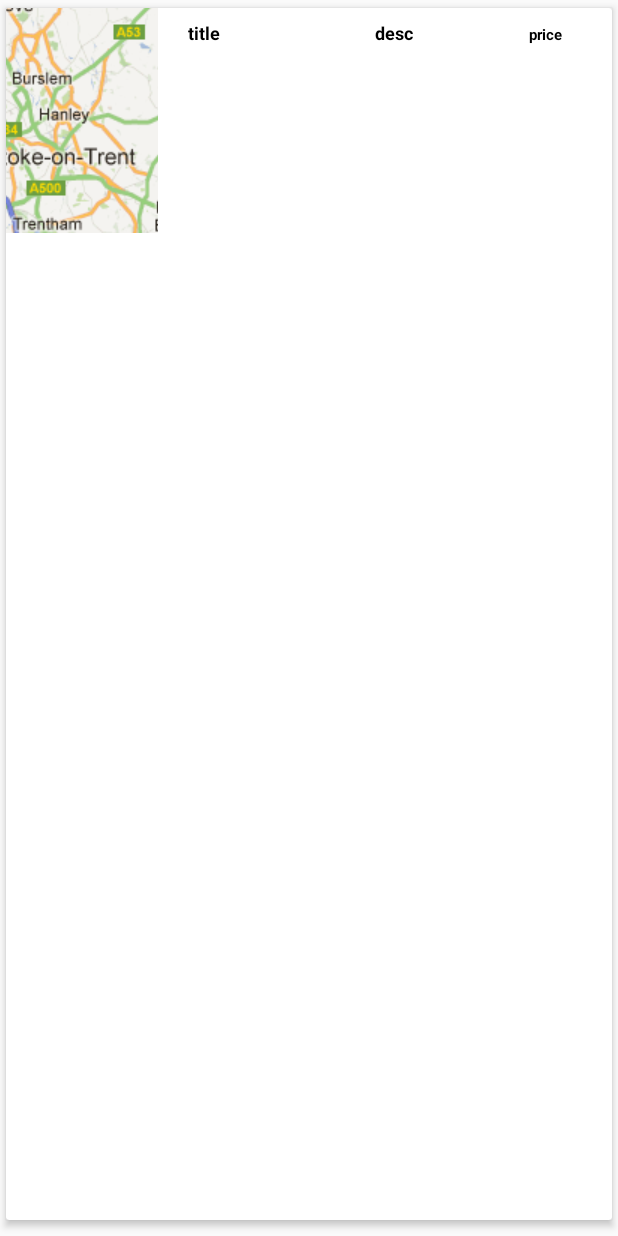
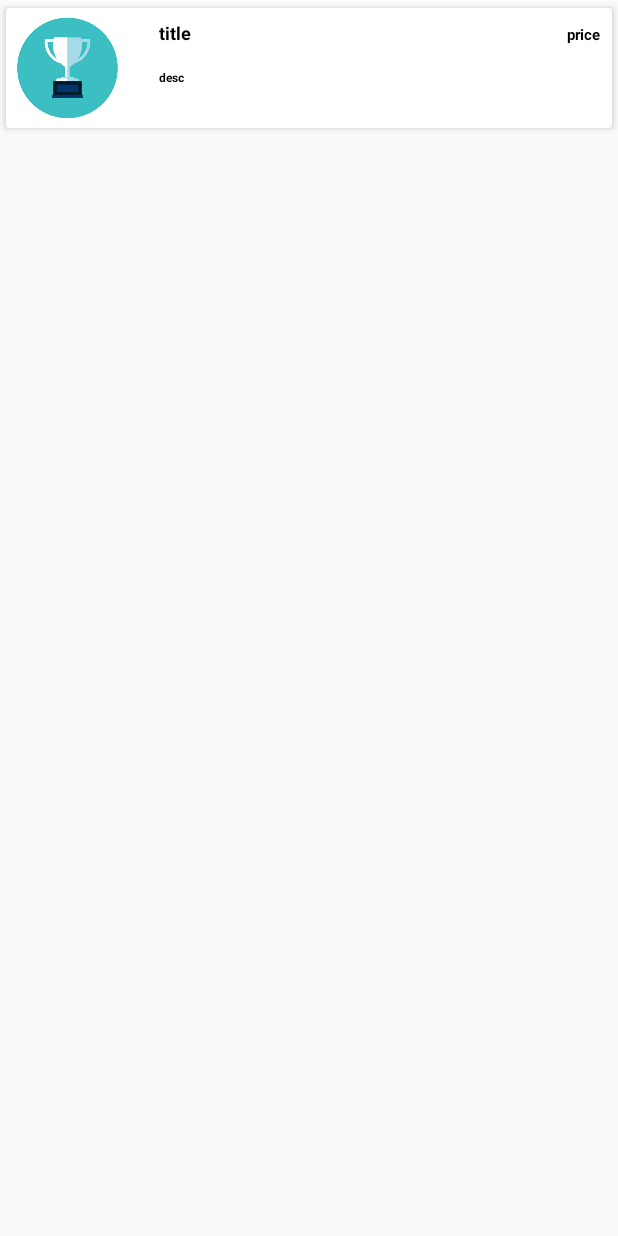
Before and after one commit to GamesB2/StokeWayfinder, an Android app: the layout list_row.xml on its own in the app's theme, with its tools: preview values and no code run, on a phone screen of 412 x 824 dp. Run offline under Robolectric (Android 15) with nearby library versions, the phone set to English and light mode, and no system bars.

Commit message:
New shop layout

```diff
--- a/app/src/main/java/com/example/w028006g/regnlogin/helper/Ticket.java
+++ b/app/src/main/java/com/example/w028006g/regnlogin/helper/Ticket.java
@@ -110,7 +110,7 @@ public class Ticket {
         {
 
             DecimalFormat df = new DecimalFormat("#.00");
-            p = "£" + df.format(price);
+            p = df.format(price) + " pts";
 
         }
         return p;
--- a/app/src/main/res/layout/list_row.xml
+++ b/app/src/main/res/layout/list_row.xml
@@ -1,6 +1,5 @@
 <?xml version="1.0" encoding="utf-8"?>
-<android.support.v7.widget.CardView
-    xmlns:android="http://schemas.android.com/apk/res/android"
+<android.support.v7.widget.CardView xmlns:android="http://schemas.android.com/apk/res/android"
     xmlns:cardview="http://schemas.android.com/apk/res-auto"
     android:layout_width="match_parent"
     android:layout_height="wrap_content"
@@ -10,23 +9,34 @@
     cardview:cardUseCompatPadding="true">
 
     <RelativeLayout
-        android:id="@+id/parentView"
         android:layout_width="match_parent"
-        android:layout_height="wrap_content">
+        android:layout_height="match_parent">
 
         <LinearLayout
             android:layout_width="match_parent"
-            android:layout_height="match_parent"
+            android:layout_height="wrap_content"
+            android:layout_weight="1"
             android:orientation="horizontal">
 
             <ImageView
                 android:id="@+id/thumbnail"
+                android:layout_width="82dp"
+                android:layout_height="80dp"
+                android:cropToPadding="false"
+                android:scaleType="fitCenter"
+                android:src="@drawable/cup" />
+
+            <LinearLayout
                 android:layout_width="match_parent"
-                android:layout_height="150dp"
-                android:layout_alignParentTop="true"
+                android:layout_height="wrap_content"
                 android:layout_weight="1"
-                android:scaleType="center"
-                android:src="@drawable/defaultevent" />
+                android:orientation="vertical">
+
+                <LinearLayout
+                    android:layout_width="match_parent"
+                    android:layout_height="wrap_content"
+                    android:layout_weight="1"
+                    android:orientation="horizontal">
 
                     <TextView
                         android:id="@+id/title"
@@ -45,6 +55,23 @@
                         android:textStyle="bold" />
 
                     <TextView
+                        android:id="@+id/tPrice"
+                        android:layout_width="match_parent"
+                        android:layout_height="wrap_content"
+                        android:layout_centerVertical="true"
+                        android:layout_marginLeft="12dp"
+                        android:layout_weight="1"
+                        android:maxLines="3"
+                        android:padding="8dp"
+                        android:text="price"
+                        android:textAlignment="textEnd"
+                        android:textAppearance="@style/TextAppearance.AppCompat.Headline"
+                        android:textColor="#000"
+                        android:textSize="10sp"
+                        android:textStyle="bold" />
+                </LinearLayout>
+
+                <TextView
                     android:id="@+id/tDesc"
                     android:layout_width="match_parent"
                     android:layout_height="wrap_content"
@@ -54,29 +81,15 @@
                     android:maxLines="3"
                     android:padding="8dp"
                     android:text="desc"
-                android:textAlignment="center"
+                    android:textAlignment="textStart"
                     android:textAppearance="@style/TextAppearance.AppCompat.Headline"
                     android:textColor="#000"
-                android:textSize="12sp"
-                android:textStyle="bold" />
-
-            <TextView
-                android:id="@+id/tPrice"
-                android:layout_width="match_parent"
-                android:layout_height="wrap_content"
-                android:layout_centerVertical="true"
-                android:layout_marginLeft="12dp"
-                android:layout_weight="1"
-                android:maxLines="3"
-                android:padding="8dp"
-                android:text="price"
-                android:textAlignment="center"
-                android:textAppearance="@style/TextAppearance.AppCompat.Headline"
-                android:textColor="#000"
-                android:textSize="10sp"
+                    android:textSize="8sp"
                     android:textStyle="bold" />
 
             </LinearLayout>
 
+        </LinearLayout>
     </RelativeLayout>
+
 </android.support.v7.widget.CardView>
--- a/app/src/main/res/layout/tickets.xml
+++ b/app/src/main/res/layout/tickets.xml
@@ -32,16 +32,18 @@
 
 
     </android.support.v7.widget.CardView>
+
     <android.support.v7.widget.RecyclerView
         android:id="@+id/rv"
         android:layout_width="match_parent"
         android:layout_height="match_parent"
+        android:layout_above="@+id/bottomBar"
+        android:layout_alignEnd="@+id/bottomBar"
+        android:layout_alignStart="@id/bar"
+        android:layout_below="@+id/bar"
+        android:layout_centerHorizontal="true"
         android:paddingLeft="16dp"
-        android:paddingRight="16dp"
-        android:layout_alignStart="@id/bar"
-        android:layout_alignParentBottom="@id/bar"
-        android:layout_centerHorizontal="true"
-        android:layout_below="@+id/bar" />
+        android:paddingRight="16dp" />
 
     <RelativeLayout
         android:id="@+id/bottomBar"
```
Also changed, not shown: app/src/main/res/drawable/cup.png (added). Lines whose indentation alone changed are shown as unchanged.
